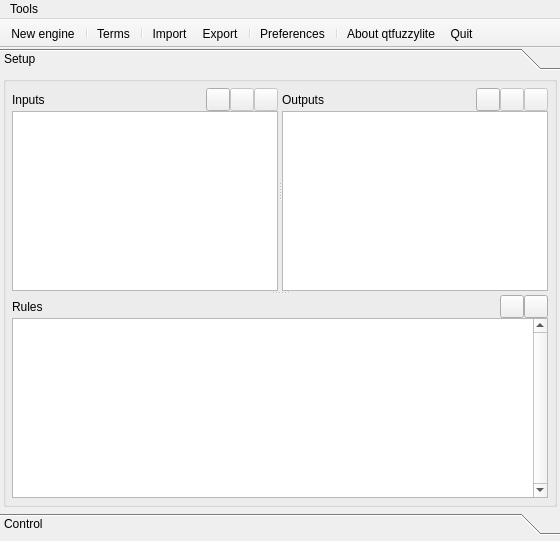
Old version of the form qtfuzzylite/ui/Window.ui in the repository fuzzylite/fuzzylite.
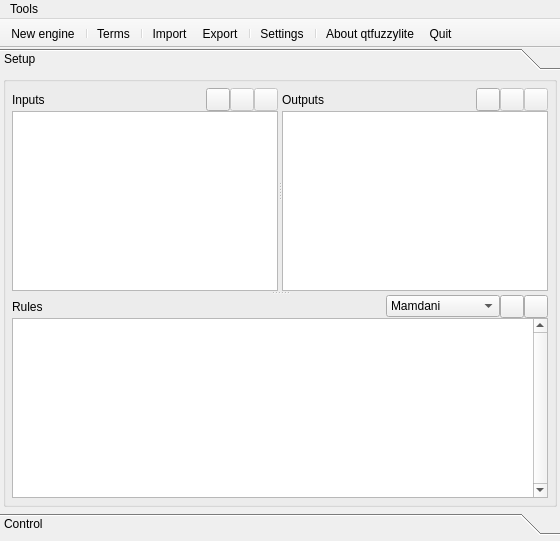
New version of the form. Icons and pictures are not drawn. Custom widgets are drawn as their Qt base class.

```diff
--- a/qtfuzzylite/ui/Window.ui
+++ b/qtfuzzylite/ui/Window.ui
@@ -181,7 +181,7 @@
                   <property name="orientation">
                    <enum>Qt::Horizontal</enum>
                   </property>
-                  <widget class="QListWidget" name="lvw_inputs">
+                  <widget class="fl::qt::TermListWidget" name="lvw_inputs">
                    <property name="selectionMode">
                     <enum>QAbstractItemView::ExtendedSelection</enum>
                    </property>
@@ -271,7 +271,7 @@
                   <property name="orientation">
                    <enum>Qt::Horizontal</enum>
                   </property>
-                  <widget class="QListWidget" name="lvw_outputs">
+                  <widget class="fl::qt::TermListWidget" name="lvw_outputs">
                    <property name="selectionMode">
                     <enum>QAbstractItemView::ExtendedSelection</enum>
                    </property>
@@ -317,6 +317,57 @@
                   </widget>
                  </item>
                  <item>
+                  <spacer name="horizontalSpacer_2">
+                   <property name="orientation">
+                    <enum>Qt::Horizontal</enum>
+                   </property>
+                   <property name="sizeHint" stdset="0">
+                    <size>
+                     <width>40</width>
+                     <height>20</height>
+                    </size>
+                   </property>
+                  </spacer>
+                 </item>
+                 <item>
+                  <layout class="QHBoxLayout" name="horizontalLayout">
+                   <property name="leftMargin">
+                    <number>0</number>
+                   </property>
+                   <item>
+                    <spacer name="horizontalSpacer">
+                     <property name="orientation">
+                      <enum>Qt::Horizontal</enum>
+                     </property>
+                     <property name="sizeHint" stdset="0">
+                      <size>
+                       <width>40</width>
+                       <height>20</height>
+                      </size>
+                     </property>
+                    </spacer>
+                   </item>
+                   <item>
+                    <widget class="QComboBox" name="cbx_rule_model">
+                     <property name="sizePolicy">
+                      <sizepolicy hsizetype="MinimumExpanding" vsizetype="Fixed">
+                       <horstretch>0</horstretch>
+                       <verstretch>0</verstretch>
+                      </sizepolicy>
+                     </property>
+                     <item>
+                      <property name="text">
+                       <string>Mamdani</string>
+                      </property>
+                     </item>
+                     <item>
+                      <property name="text">
+                       <string>Takagi-Sugeno</string>
+                      </property>
+                     </item>
+                    </widget>
+                   </item>
+                   <item>
                   <widget class="QToolButton" name="btn_generate_rules">
                    <property name="toolTip">
                     <string notr="true">Generate all possible of rules</string>
@@ -349,6 +400,8 @@
                  </item>
                 </layout>
                </item>
+                </layout>
+               </item>
                <item>
                 <widget class="QPlainTextEdit" name="ptx_rules">
                  <property name="verticalScrollBarPolicy">
@@ -757,10 +810,10 @@
      <normaloff>:/settings.png</normaloff>:/settings.png</iconset>
    </property>
    <property name="text">
-    <string>&amp;Preferences</string>
+    <string>&amp;Settings</string>
    </property>
    <property name="toolTip">
-    <string>Preferences</string>
+    <string>Settings</string>
    </property>
    <property name="shortcut">
     <string>Ctrl+,</string>
@@ -834,7 +887,7 @@
   </action>
   <action name="actionAbout">
    <property name="icon">
-    <iconset>
+    <iconset resource="qtfuzzylite.qrc">
      <normaloff>:/about.png</normaloff>:/about.png</iconset>
    </property>
    <property name="text">
@@ -863,6 +916,13 @@
    </property>
   </action>
  </widget>
+ <customwidgets>
+  <customwidget>
+   <class>fl::qt::TermListWidget</class>
+   <extends>QListWidget</extends>
+   <header>fl/qt/TermListWidget.h</header>
+  </customwidget>
+ </customwidgets>
  <resources>
   <include location="qtfuzzylite.qrc"/>
  </resources>
```
Lines whose indentation alone changed are shown as unchanged.
